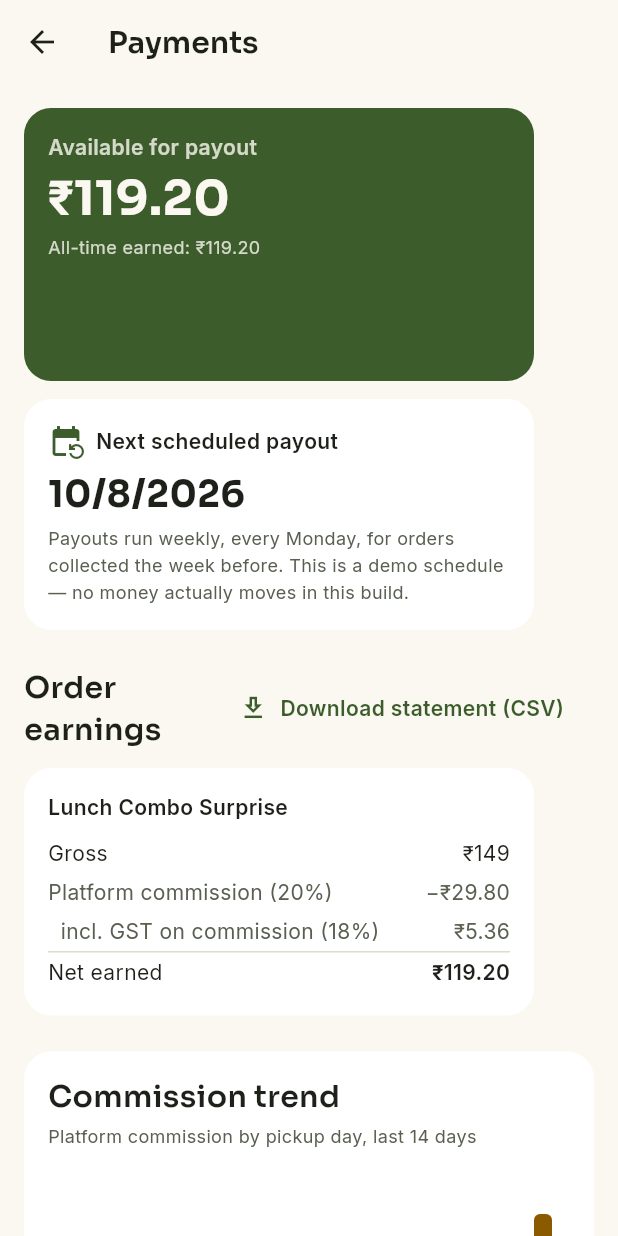
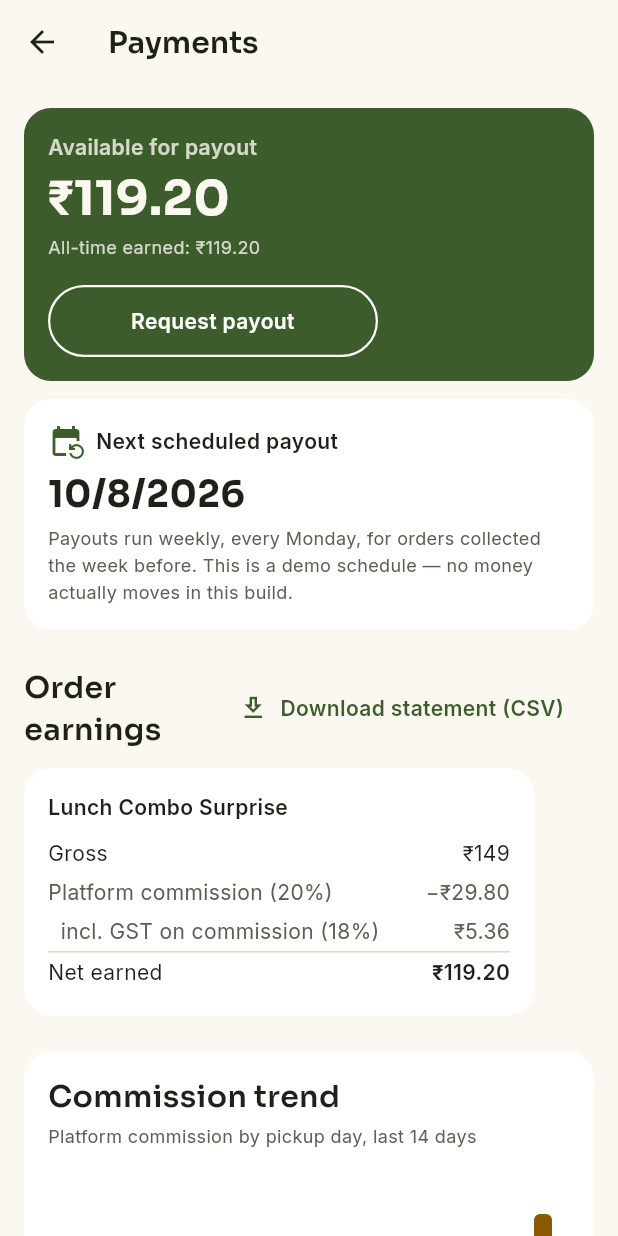
Before and after one commit to Shivshiv19/Too-good-to-Leave, a Flutter app: the PaymentsScreen screen opened directly with empty values, on a phone screen of 412 x 824 dp. Run offline on Flutter 3.47's test engine with Material 3 defaults, Android fonts, the phone set to English and light mode, and no system bars; our stand-ins replace cached_network_image, connectivity_plus, flutter_map, flutter_riverpod, flutter_secure_storage, freezed_annotation and 10 more; missing offline and left inert: dart:html, screen_brightness; accounts and stored records are empty; generated files the repository leaves out were written again.

Commit message:
Fix payout button contrast, match hero card heights, add Insights date filter
Payments: "Request payout" used AppButtonVariant.secondary, which renders
in the brand green — invisible against the hero card's brand-green fill.
Replaced with a small white-outlined button built for on-colour-surface
use. Also equalises the "Available for payout" / "Next scheduled payout"
card heights via IntrinsicHeight + Row on desktop widths (Wrap doesn't
match heights across a run); falls back to a stacked Column below the
desktop breakpoint where two 340px-minimum cards side by side don't fit.

Insights: adds a Daily/Weekly/Monthly/Custom date-range filter (chips,
Custom opens a native date-range picker) that now scopes the entire
page — impact stats, order stats, revenue/orders charts, best-sellers —
to the selected period, not just the two trend charts. Adds
daysInRange() to day_bucket.dart for the custom-range case.

```diff
--- a/shop/lib/screens/payments_screen.dart
+++ b/shop/lib/screens/payments_screen.dart
@@ -7,6 +7,7 @@ import 'package:too_good_to_leave_shop/core/utils/formatters.dart';
 import 'package:too_good_to_leave_shop/data/shop_repository.dart';
 import 'package:too_good_to_leave_shop/design_system/components/app_button.dart';
 import 'package:too_good_to_leave_shop/design_system/components/side_panel.dart';
+import 'package:too_good_to_leave_shop/design_system/foundations/breakpoints.dart';
 import 'package:too_good_to_leave_shop/design_system/foundations/dimens.dart';
 import 'package:too_good_to_leave_shop/domain/payout.dart';
 import 'package:too_good_to_leave_shop/domain/shop_order.dart';
@@ -118,102 +119,10 @@ class PaymentsScreen extends StatelessWidget {
             child: Column(
               crossAxisAlignment: CrossAxisAlignment.start,
               children: [
-                Wrap(
-                  spacing: Space.x3,
-                  runSpacing: Space.x3,
-                  children: [
-                    SizedBox(
-                      width: 340,
-                      child: Container(
-                        padding: const EdgeInsets.all(Space.x4),
-                        decoration: BoxDecoration(
-                          color: colors.actionPrimaryBg,
-                          borderRadius: BorderRadius.circular(Radii.card),
-                        ),
-                        child: Column(
-                          crossAxisAlignment: CrossAxisAlignment.start,
-                          children: [
-                            Text(
-                              'Available for payout',
-                              style: context.type.label.copyWith(
-                                color: colors.textOnAction.withValues(
-                                  alpha: 0.8,
-                                ),
-                              ),
-                            ),
-                            const SizedBox(height: Space.x1),
-                            Text(
-                              Fmt.money(repository.pendingPayoutAmount),
-                              style: context.type.display.copyWith(
-                                color: colors.textOnAction,
-                              ),
-                            ),
-                            const SizedBox(height: Space.x1),
-                            Text(
-                              'All-time earned: ${Fmt.money(repository.totalEarnedAllTime)}',
-                              style: context.type.caption.copyWith(
-                                color: colors.textOnAction.withValues(
-                                  alpha: 0.8,
-                                ),
-                              ),
-                            ),
-                            const SizedBox(height: Space.x4),
-                            SizedBox(
-                              width: 220,
-                              child: AppButton(
-                                label: 'Request payout',
-                                variant: AppButtonVariant.secondary,
-                                onPressed: () => _requestPayout(context),
-                              ),
-                            ),
-                          ],
-                        ),
-                      ),
-                    ),
-                    SizedBox(
-                      width: 340,
-                      child: Container(
-                        padding: const EdgeInsets.all(Space.x4),
-                        decoration: BoxDecoration(
-                          color: colors.surfaceRaised,
-                          borderRadius: BorderRadius.circular(Radii.card),
-                        ),
-                        child: Column(
-                          crossAxisAlignment: CrossAxisAlignment.start,
-                          children: [
-                            Row(
-                              children: [
-                                Icon(
-                                  Icons.event_repeat,
-                                  color: colors.actionPrimaryBg,
-                                ),
-                                const SizedBox(width: Space.x2),
-                                Text(
-                                  'Next scheduled payout',
-                                  style: context.type.label,
-                                ),
-                              ],
-                            ),
-                            const SizedBox(height: Space.x2),
-                            Text(
-                              '${nextPayout.day}/${nextPayout.month}/${nextPayout.year}',
-                              style: context.type.headline,
-                            ),
-                            const SizedBox(height: Space.x1),
-                            Text(
-                              'Payouts run weekly, every Monday, for orders '
-                              "collected the week before. This is a demo "
-                              "schedule — no money actually moves in this "
-                              'build.',
-                              style: context.type.caption.copyWith(
-                                color: colors.textSecondary,
-                              ),
-                            ),
-                          ],
-                        ),
-                      ),
-                    ),
-                  ],
+                _PayoutHeroCards(
+                  repository: repository,
+                  nextPayout: nextPayout,
+                  onRequestPayout: () => _requestPayout(context),
                 ),
 
                 const SizedBox(height: Space.x6),
@@ -330,6 +239,192 @@ class PaymentsScreen extends StatelessWidget {
       },
     );
   }
+}
+
+/// The two hero cards atop Payments — side by side with matched heights on
+/// desktop widths (an [IntrinsicHeight] `Row`, since [Wrap] doesn't equalise
+/// heights across a run), stacked full-width below the breakpoint where
+/// there's no room for two 340px-minimum cards side by side.
+class _PayoutHeroCards extends StatelessWidget {
+  const _PayoutHeroCards({
+    required this.repository,
+    required this.nextPayout,
+    required this.onRequestPayout,
+  });
+
+  final ShopRepository repository;
+  final DateTime nextPayout;
+  final VoidCallback onRequestPayout;
+
+  @override
+  Widget build(BuildContext context) {
+    final available = _AvailableForPayoutCard(
+      repository: repository,
+      onRequestPayout: onRequestPayout,
+    );
+    final next = _NextScheduledPayoutCard(nextPayout: nextPayout);
+
+    if (!context.isDesktopWidth) {
+      return Column(
+        children: [available, const SizedBox(height: Space.x3), next],
+      );
+    }
+
+    return IntrinsicHeight(
+      child: Row(
+        crossAxisAlignment: CrossAxisAlignment.stretch,
+        children: [
+          Expanded(child: available),
+          const SizedBox(width: Space.x3),
+          Expanded(child: next),
+        ],
+      ),
+    );
+  }
+}
+
+class _AvailableForPayoutCard extends StatelessWidget {
+  const _AvailableForPayoutCard({
+    required this.repository,
+    required this.onRequestPayout,
+  });
+
+  final ShopRepository repository;
+  final VoidCallback onRequestPayout;
+
+  @override
+  Widget build(BuildContext context) {
+    final colors = context.colors;
+
+    return Container(
+      width: double.infinity,
+      padding: const EdgeInsets.all(Space.x4),
+      decoration: BoxDecoration(
+        color: colors.actionPrimaryBg,
+        borderRadius: BorderRadius.circular(Radii.card),
+      ),
+      child: Column(
+        crossAxisAlignment: CrossAxisAlignment.start,
+        mainAxisAlignment: MainAxisAlignment.spaceBetween,
+        children: [
+          Column(
+            crossAxisAlignment: CrossAxisAlignment.start,
+            children: [
+              Text(
+                'Available for payout',
+                style: context.type.label.copyWith(
+                  color: colors.textOnAction.withValues(alpha: 0.8),
+                ),
+              ),
+              const SizedBox(height: Space.x1),
+              Text(
+                Fmt.money(repository.pendingPayoutAmount),
+                style: context.type.display.copyWith(
+                  color: colors.textOnAction,
+                ),
+              ),
+              const SizedBox(height: Space.x1),
+              Text(
+                'All-time earned: ${Fmt.money(repository.totalEarnedAllTime)}',
+                style: context.type.caption.copyWith(
+                  color: colors.textOnAction.withValues(alpha: 0.8),
+                ),
+              ),
+            ],
+          ),
+          const SizedBox(height: Space.x4),
+          SizedBox(
+            width: 220,
+            child: _WhiteOutlinedButton(
+              label: 'Request payout',
+              onPressed: onRequestPayout,
+            ),
+          ),
+        ],
+      ),
+    );
+  }
+}
+
+class _NextScheduledPayoutCard extends StatelessWidget {
+  const _NextScheduledPayoutCard({required this.nextPayout});
+
+  final DateTime nextPayout;
+
+  @override
+  Widget build(BuildContext context) {
+    final colors = context.colors;
+
+    return Container(
+      width: double.infinity,
+      padding: const EdgeInsets.all(Space.x4),
+      decoration: BoxDecoration(
+        color: colors.surfaceRaised,
+        borderRadius: BorderRadius.circular(Radii.card),
+      ),
+      child: Column(
+        crossAxisAlignment: CrossAxisAlignment.start,
+        children: [
+          Row(
+            children: [
+              Icon(Icons.event_repeat, color: colors.actionPrimaryBg),
+              const SizedBox(width: Space.x2),
+              Text('Next scheduled payout', style: context.type.label),
+            ],
+          ),
+          const SizedBox(height: Space.x2),
+          Text(
+            '${nextPayout.day}/${nextPayout.month}/${nextPayout.year}',
+            style: context.type.headline,
+          ),
+          const SizedBox(height: Space.x1),
+          Text(
+            'Payouts run weekly, every Monday, for orders collected the '
+            'week before. This is a demo schedule — no money actually '
+            'moves in this build.',
+            style: context.type.caption.copyWith(color: colors.textSecondary),
+          ),
+        ],
+      ),
+    );
+  }
+}
+
+/// A pill button with a white border and white label — the shop's regular
+/// [AppButtonVariant.secondary] renders in the brand green, which vanishes
+/// against this card's brand-green fill. This is the "on a coloured
+/// surface" counterpart AppButton itself doesn't have a variant for.
+class _WhiteOutlinedButton extends StatelessWidget {
+  const _WhiteOutlinedButton({required this.label, required this.onPressed});
+
+  final String label;
+  final VoidCallback? onPressed;
+
+  @override
+  Widget build(BuildContext context) => Material(
+    color: Colors.transparent,
+    shape: RoundedRectangleBorder(
+      side: const BorderSide(color: Colors.white, width: 1.5),
+      borderRadius: BorderRadius.circular(Radii.full),
+    ),
+    child: InkWell(
+      onTap: onPressed,
+      borderRadius: BorderRadius.circular(Radii.full),
+      child: Container(
+        constraints: const BoxConstraints(minHeight: Layout.minTouchTarget),
+        alignment: Alignment.center,
+        padding: const EdgeInsets.symmetric(
+          horizontal: Space.x5,
+          vertical: Space.x3,
+        ),
+        child: Text(
+          label,
+          style: context.type.label.copyWith(color: Colors.white),
+          textAlign: TextAlign.center,
+        ),
+      ),
+    ),
+  );
 }
 
 class _CommissionTrendChart extends StatelessWidget {
```
Also changed, not shown: shop/lib/core/utils/day_bucket.dart (+17 -0 lines), shop/lib/screens/analytics_screen.dart (+120 -10 lines).
